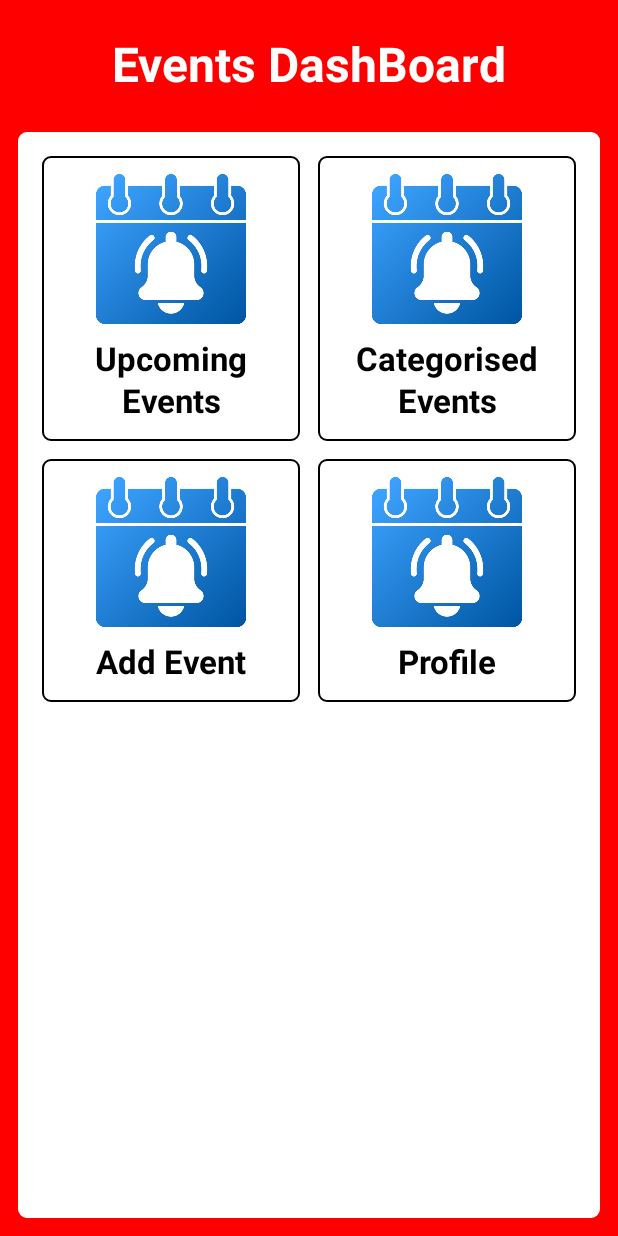
After one commit to saikrishna7093/EventReminderApp, an Android app built with Jetpack Compose: the HomeActivity screen opened directly, with no data from a screen before it, on a phone screen of 412 x 824 dp. The commit adds this screen. Run offline under Robolectric (Android 15) with nearby library versions, the phone set to English and light mode, and no system bars.

Commit message:
Built Home Screen with Events Dashboard options like UpComing Events,Add Events,Categorized events and also Created the screen to add the event by entering name,description,category along with date and time of the event

```diff
--- a/app/src/main/AndroidManifest.xml
+++ b/app/src/main/AndroidManifest.xml
@@ -12,6 +12,12 @@
         android:supportsRtl="true"
         android:theme="@style/Theme.EventReminder"
         tools:targetApi="31">
+        <activity
+            android:name=".AddEventActivity"
+            android:exported="false" />
+        <activity
+            android:name=".HomeActivity"
+            android:exported="false" />
         <activity
             android:name=".GetAccountActivity"
             android:exported="false" />
--- a/app/src/main/java/com/saikrishnapannela/eventreminder/GetInActivity.kt
+++ b/app/src/main/java/com/saikrishnapannela/eventreminder/GetInActivity.kt
@@ -237,8 +237,8 @@ fun loginEventReminder(eventData: EventData, context: Context) {
                     EventReminderSP.persistUserName(context, userData.userName)
                     Toast.makeText(context, "Login Sucessfully", Toast.LENGTH_SHORT).show()
 
-//                    context.startActivity(Intent(context, HomeActivity::class.java))
-//                    (context as Activity).finish()
+                    context.startActivity(Intent(context, HomeActivity::class.java))
+                    (context as Activity).finish()
                 } else {
                     Toast.makeText(context, "Seems Incorrect Credentials", Toast.LENGTH_SHORT).show()
                 }
--- /dev/null
+++ b/app/src/main/java/com/saikrishnapannela/eventreminder/HomeActivity.kt
@@ -0,0 +1,263 @@
+package com.saikrishnapannela.eventreminder
+
+import android.app.Activity
+import android.content.Intent
+import android.os.Bundle
+import androidx.activity.ComponentActivity
+import androidx.activity.compose.setContent
+import androidx.activity.enableEdgeToEdge
+import androidx.appcompat.app.AppCompatActivity
+import androidx.compose.foundation.Image
+import androidx.compose.foundation.background
+import androidx.compose.foundation.border
+import androidx.compose.foundation.clickable
+import androidx.compose.foundation.layout.Column
+import androidx.compose.foundation.layout.Row
+import androidx.compose.foundation.layout.Spacer
+import androidx.compose.foundation.layout.fillMaxSize
+import androidx.compose.foundation.layout.fillMaxWidth
+import androidx.compose.foundation.layout.height
+import androidx.compose.foundation.layout.padding
+import androidx.compose.foundation.layout.size
+import androidx.compose.foundation.layout.width
+import androidx.compose.foundation.layout.wrapContentHeight
+import androidx.compose.foundation.shape.RoundedCornerShape
+import androidx.compose.material3.MaterialTheme
+import androidx.compose.material3.Text
+import androidx.compose.runtime.Composable
+import androidx.compose.ui.Alignment
+import androidx.compose.ui.Modifier
+import androidx.compose.ui.graphics.Color
+import androidx.compose.ui.platform.LocalContext
+import androidx.compose.ui.res.colorResource
+import androidx.compose.ui.res.painterResource
+import androidx.compose.ui.text.font.FontWeight
+import androidx.compose.ui.text.style.TextAlign
+import androidx.compose.ui.tooling.preview.Preview
+import androidx.compose.ui.unit.dp
+import androidx.core.view.ViewCompat
+import androidx.core.view.WindowInsetsCompat
+
+class HomeActivity : ComponentActivity() {
+    override fun onCreate(savedInstanceState: Bundle?) {
+        super.onCreate(savedInstanceState)
+        setContent {
+            HomeActivityScreen()
+        }
+    }
+}
+
+@Composable
+fun HomeActivityScreen() {
+
+    val context = LocalContext.current as Activity
+
+
+    Column(
+        modifier = Modifier
+            .fillMaxSize()
+            .background(Color.Red)
+    ) {
+        Spacer(modifier = Modifier.height(12.dp))
+
+        Text(
+            modifier = Modifier
+                .align(Alignment.CenterHorizontally)
+                .padding(12.dp),
+            text = "Events DashBoard",
+            style = MaterialTheme.typography.headlineLarge.copy(
+                color = Color.White,
+                fontWeight = FontWeight.Bold
+            )
+        )
+
+        Column(
+            modifier = Modifier
+                .fillMaxSize()
+                .padding(12.dp)
+                .background(
+                    color = colorResource(id = R.color.white),
+                    shape = RoundedCornerShape(8.dp)
+                )
+                .border(
+                    width = 1.dp,
+                    color = colorResource(id = R.color.white),
+                    shape = RoundedCornerShape(6.dp)
+                )
+                .padding(16.dp)
+        ) {
+
+            Row(
+                modifier = Modifier.fillMaxWidth()
+            ) {
+
+                Column(
+                    modifier = Modifier
+                        .weight(1f)
+                        .wrapContentHeight()
+                        .border(
+                            width = 1.dp,
+                            color = colorResource(id = R.color.black),
+                            shape = RoundedCornerShape(6.dp)
+                        )
+                        .padding(horizontal = 0.dp, vertical = 12.dp)
+
+
+                ) {
+                    Image(
+                        modifier = Modifier
+                            .size(100.dp)
+                            .align(Alignment.CenterHorizontally),
+                        painter = painterResource(id = R.drawable.reminder),
+                        contentDescription = "Reminder Icon"
+                    )
+
+                    Spacer(modifier = Modifier.height(10.dp))
+
+
+                    Text(
+                        modifier = Modifier
+                            .align(Alignment.CenterHorizontally),
+                        text = "Upcoming Events",
+                        textAlign = TextAlign.Center,
+                        style = MaterialTheme.typography.titleLarge.copy(
+                            color = Color.Black,
+                            fontWeight = FontWeight.Bold
+                        )
+                    )
+                }
+
+                Spacer(modifier = Modifier.width(12.dp))
+
+                Column(
+                    modifier = Modifier
+                        .weight(1f)
+                        .wrapContentHeight()
+                        .border(
+                            width = 1.dp,
+                            color = colorResource(id = R.color.black),
+                            shape = RoundedCornerShape(6.dp)
+                        )
+                        .padding(horizontal = 0.dp, vertical = 12.dp)
+
+                ) {
+                    Image(
+                        modifier = Modifier
+                            .size(100.dp)
+                            .align(Alignment.CenterHorizontally),
+                        painter = painterResource(id = R.drawable.reminder),
+                        contentDescription = "Reminder Icon"
+                    )
+
+                    Spacer(modifier = Modifier.height(10.dp))
+
+
+                    Text(
+                        modifier = Modifier
+                            .align(Alignment.CenterHorizontally),
+                        text = "Categorised Events",
+                        textAlign = TextAlign.Center,
+                        style = MaterialTheme.typography.titleLarge.copy(
+                            color = Color.Black,
+                            fontWeight = FontWeight.Bold
+                        )
+                    )
+                }
+
+            }
+
+            Spacer(modifier = Modifier.height(12.dp))
+
+            Row(
+                modifier = Modifier.fillMaxWidth()
+            ) {
+
+                Column(
+                    modifier = Modifier
+                        .clickable {
+                            context.startActivity(Intent(context, AddEventActivity::class.java))
+                        }
+                        .weight(1f)
+                        .wrapContentHeight()
+                        .border(
+                            width = 1.dp,
+                            color = colorResource(id = R.color.black),
+                            shape = RoundedCornerShape(6.dp)
+                        )
+                        .padding(horizontal = 0.dp, vertical = 12.dp)
+
+
+                ) {
+                    Image(
+                        modifier = Modifier
+                            .size(100.dp)
+                            .align(Alignment.CenterHorizontally),
+                        painter = painterResource(id = R.drawable.reminder),
+                        contentDescription = "Reminder Icon"
+                    )
+
+                    Spacer(modifier = Modifier.height(10.dp))
+
+
+                    Text(
+                        modifier = Modifier
+                            .align(Alignment.CenterHorizontally),
+                        text = "Add Event",
+                        textAlign = TextAlign.Center,
+                        style = MaterialTheme.typography.titleLarge.copy(
+                            color = Color.Black,
+                            fontWeight = FontWeight.Bold
+                        )
+                    )
+                }
+
+                Spacer(modifier = Modifier.width(12.dp))
+
+                Column(
+                    modifier = Modifier
+                        .weight(1f)
+                        .wrapContentHeight()
+                        .border(
+                            width = 1.dp,
+                            color = colorResource(id = R.color.black),
+                            shape = RoundedCornerShape(6.dp)
+                        )
+                        .padding(horizontal = 0.dp, vertical = 12.dp)
+
+                ) {
+                    Image(
+                        modifier = Modifier
+                            .size(100.dp)
+                            .align(Alignment.CenterHorizontally),
+                        painter = painterResource(id = R.drawable.reminder),
+                        contentDescription = "Reminder Icon"
+                    )
+
+                    Spacer(modifier = Modifier.height(10.dp))
+
+
+                    Text(
+                        modifier = Modifier
+                            .align(Alignment.CenterHorizontally),
+                        text = "Profile",
+                        textAlign = TextAlign.Center,
+                        style = MaterialTheme.typography.titleLarge.copy(
+                            color = Color.Black,
+                            fontWeight = FontWeight.Bold
+                        )
+                    )
+                }
+
+            }
+
+        }
+
+    }
+}
+
+
+@Preview(showBackground = true)
+@Composable
+fun HomeActivityScreenPreview() {
+    HomeActivityScreen()
+}
--- /dev/null
+++ b/app/src/main/res/drawable/baseline_arrow_circle_left_36.xml
@@ -0,0 +1,5 @@
+<vector xmlns:android="http://schemas.android.com/apk/res/android" android:height="36dp" android:tint="#FFFFFF" android:viewportHeight="24" android:viewportWidth="24" android:width="36dp">
+
+    <path android:fillColor="@android:color/white" android:pathData="M2,12c0,5.52 4.48,10 10,10s10,-4.48 10,-10c0,-5.52 -4.48,-10 -10,-10C6.48,2 2,6.48 2,12zM12,11l4,0v2l-4,0l0,3l-4,-4l4,-4L12,11z"/>
+
+</vector>
```
Also changed, not shown: app/src/main/java/com/saikrishnapannela/eventreminder/AddEventActivity.kt (added, +282 -0 lines).
